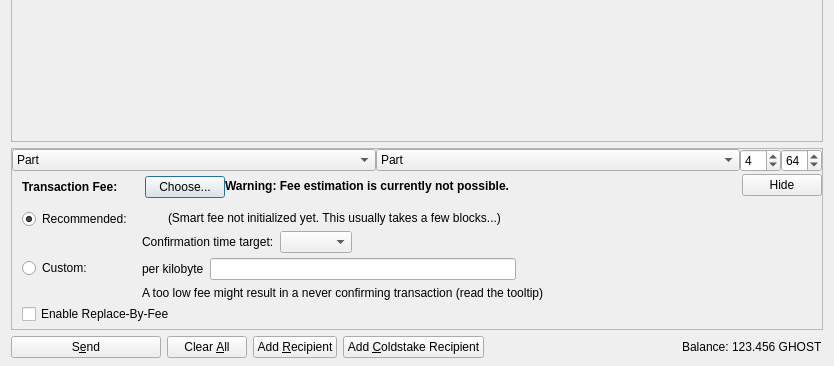
Old version of the form src/qt/forms/sendcoinsdialog.ui in the repository ghost-coin/ghost-legacy; both pictures show x 0 to 834 and y 241 to 607 of the 834 by 607 pixel window.
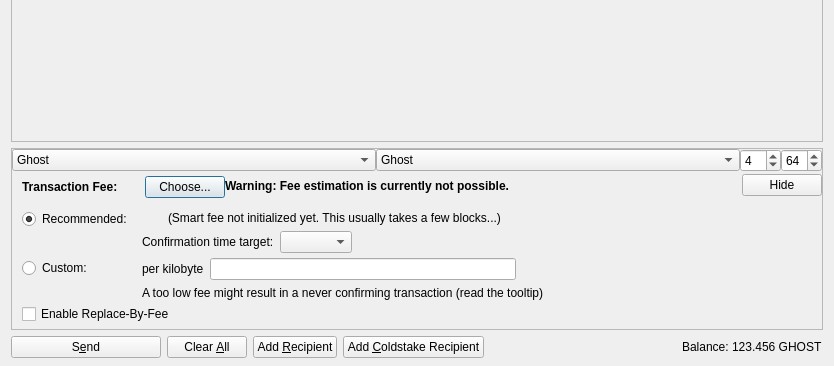
New version of the form. Icons and pictures are not drawn. Custom widgets are drawn as their Qt base class.

Commit message: Replace particl mentions with ghost in address messages and ui

```diff
--- a/src/qt/forms/sendcoinsdialog.ui
+++ b/src/qt/forms/sendcoinsdialog.ui
@@ -673,7 +673,7 @@
           </property>
           <item>
            <property name="text">
-            <string>Part</string>
+            <string>Ghost</string>
            </property>
           </item>
           <item>
@@ -695,7 +695,7 @@
           </property>
           <item>
            <property name="text">
-            <string>Part</string>
+            <string>Ghost</string>
            </property>
           </item>
           <item>
```
Left out of the diff: 2 changed lines with no effect on the pictures. The commit also changes 37 other files.
